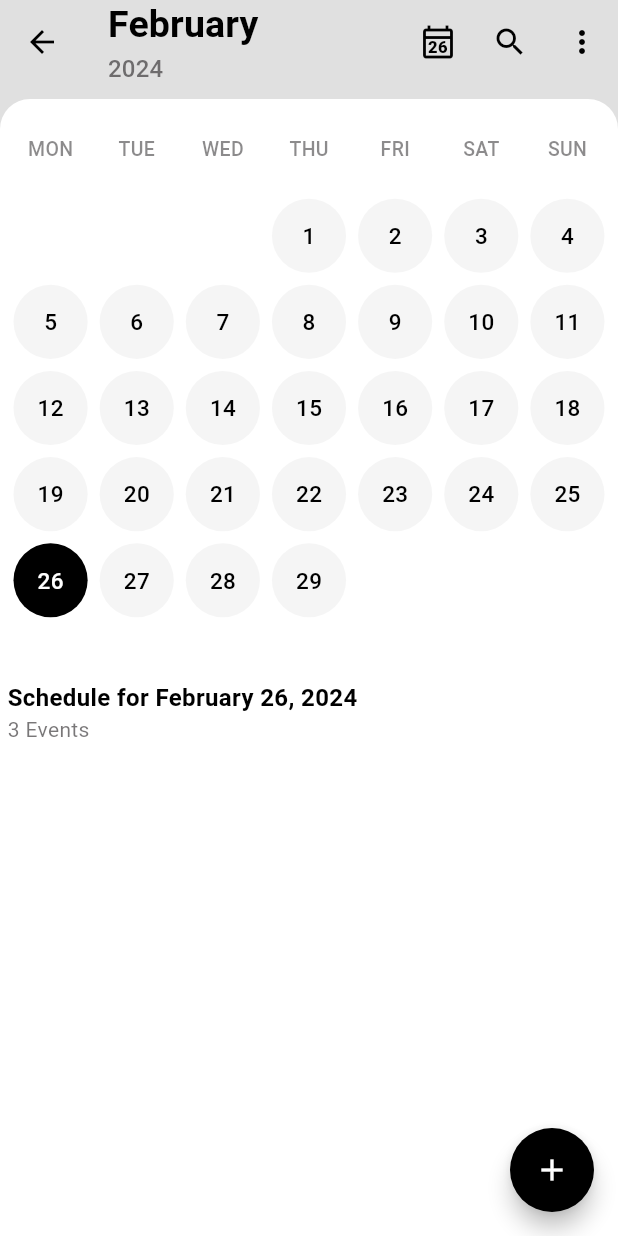
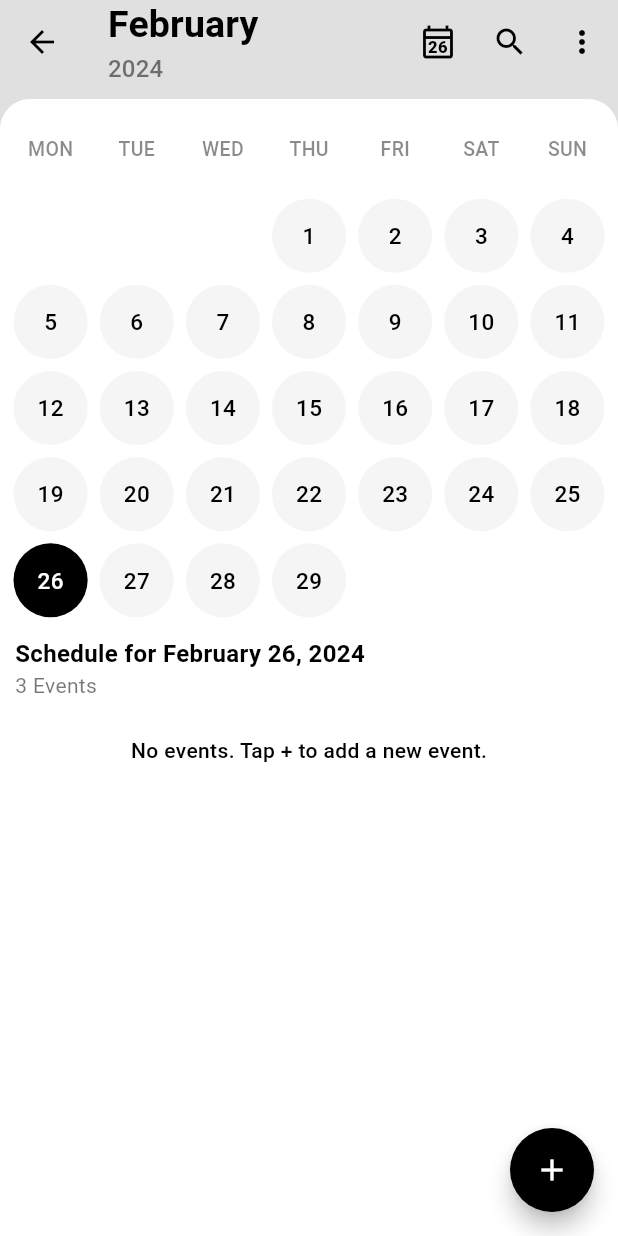
Before and after one commit to joharkhan99/quickcal, a Flutter app: the HomePage screen opened by its route, on a phone screen of 412 x 824 dp. Run offline on Flutter 3.47's test engine with Material 3 defaults, Android fonts, the phone set to English and light mode, and no system bars; our stand-ins replace hive, hive_flutter; accounts and stored records are empty.

Commit message:
Update calendar grid and task header

```diff
--- a/lib/components/calendar/calendar_grid.dart
+++ b/lib/components/calendar/calendar_grid.dart
@@ -18,7 +18,7 @@ class CalendarGrid extends StatelessWidget {
   @override
   Widget build(BuildContext context) {
     return SizedBox(
-      height: MediaQuery.of(context).size.width / 7 * 6.5,
+      height: MediaQuery.of(context).size.width / 7 * 6,
       child: GridView.builder(
         padding: const EdgeInsets.all(0),
         itemCount: calendar.totalDaysInMonth + 7 + calendar.getTotalExtraDays(),
--- a/lib/components/calendar/calendar_task_header.dart
+++ b/lib/components/calendar/calendar_task_header.dart
@@ -13,7 +13,7 @@ class CalendarTaskHeader extends StatelessWidget {
   @override
   Widget build(BuildContext context) {
     return Padding(
-      padding: const EdgeInsets.only(bottom: 3),
+      padding: const EdgeInsets.only(bottom: 3, left: 5),
       child: Row(
         children: [
           Column(
--- a/lib/pages/home_page.dart
+++ b/lib/pages/home_page.dart
@@ -123,7 +123,19 @@ class _HomePageState extends State<HomePage> {
                   database: database,
                 ),
                 CalendarTaskHeader(calendar: calendar, selectedDate: selectedDate),
-                CalendarTasksList(tasksForDate: tasksForDate)
+                tasksForDate.isEmpty
+                    ? const Padding(
+                        padding: EdgeInsets.all(20),
+                        child: Text(
+                          'No events. Tap + to add a new event.',
+                          style: TextStyle(
+                            color: Colors.black,
+                            fontSize: 14,
+                            fontWeight: FontWeight.w500,
+                          ),
+                        ),
+                      )
+                    : CalendarTasksList(tasksForDate: tasksForDate)
               ],
             ),
           ),
```
